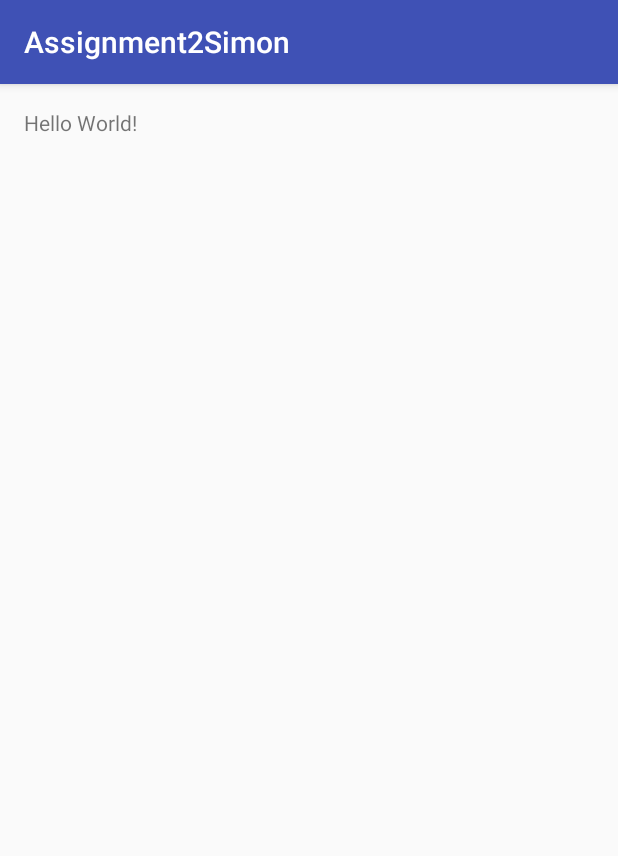
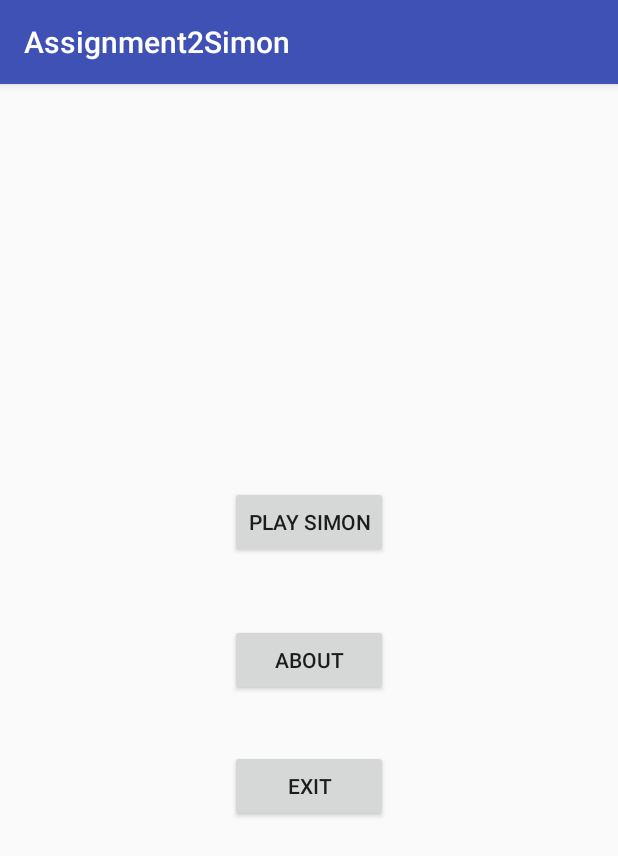
Before and after one commit to tbcrozier/Assignment2Simon, an Android app: the screen it shows after launch (Start), on a phone screen of 412 x 824 dp. Shown: the top 856 px of the screen. Run offline under Robolectric (Android 15) with nearby library versions, the phone set to English and light mode, and no system bars.

Commit message:
Some BoilerPlate

```diff
--- a/app/src/main/java/com/davidroach/assignment2simon/Start.java
+++ b/app/src/main/java/com/davidroach/assignment2simon/Start.java
@@ -2,12 +2,50 @@ package com.davidroach.assignment2simon;
 
 import android.support.v7.app.AppCompatActivity;
 import android.os.Bundle;
+import android.view.View;
+import android.content.Intent;
+import android.view.Window;
 
 public class Start extends AppCompatActivity {
 
     @Override
     protected void onCreate(Bundle savedInstanceState) {
         super.onCreate(savedInstanceState);
+
+        /* Disable title bar */
+        this.requestWindowFeature(Window.FEATURE_NO_TITLE);
         setContentView(R.layout.activity_start);
+
+        //Setup button call backs
+
+        findViewById(R.id.play_button).setOnClickListener(new View.OnClickListener() {
+            @Override
+            public void onClick(View v) {
+                //Go to GameActivity
+                Intent intent = new Intent(getApplicationContext(), GameActivity.class);
+                startActivity(intent);
+            }
+        });
+
+        findViewById(R.id.about_button).setOnClickListener(new View.OnClickListener() {
+            @Override
+            public void onClick(View v) {
+                //go to about
+                Intent intent = new Intent(getApplicationContext(), AboutActvity.class);
+                startActivity(intent);
+
+            }
+        });
+
+        findViewById(R.id.exit_button).setOnClickListener(new View.OnClickListener() {
+            @Override
+            public void onClick(View v) {
+                //Exit App
+                Intent intent = new Intent(Intent.ACTION_MAIN);
+                intent.addCategory(Intent.CATEGORY_HOME);
+                intent.setFlags(Intent.FLAG_ACTIVITY_NEW_TASK);
+                startActivity(intent);
+            }
+        });
     }
 }
--- a/app/src/main/res/layout/activity_game.xml
+++ b/app/src/main/res/layout/activity_game.xml
@@ -10,8 +10,4 @@
     android:paddingTop="@dimen/activity_vertical_margin"
     tools:context="com.davidroach.assignment2simon.Start">
 
-    <TextView
-        android:layout_width="wrap_content"
-        android:layout_height="wrap_content"
-        android:text="Hello World!" />
 </RelativeLayout>
--- a/app/src/main/res/layout/activity_start.xml
+++ b/app/src/main/res/layout/activity_start.xml
@@ -10,8 +10,31 @@
     android:paddingTop="@dimen/activity_vertical_margin"
     tools:context="com.davidroach.assignment2simon.Start">
 
-    <TextView
+    <Button
+        android:text="Exit"
         android:layout_width="wrap_content"
         android:layout_height="wrap_content"
-        android:text="Hello World!" />
+        android:layout_below="@+id/about_button"
+        android:layout_alignEnd="@+id/about_button"
+        android:layout_marginTop="36dp"
+        android:id="@+id/exit_button"
+        android:layout_alignStart="@+id/about_button" />
+
+    <Button
+        android:text="About"
+        android:layout_width="wrap_content"
+        android:layout_height="wrap_content"
+        android:id="@+id/about_button"
+        android:layout_centerVertical="true"
+        android:layout_alignEnd="@+id/play_button"
+        android:layout_alignStart="@+id/play_button" />
+
+    <Button
+        android:text="Play Simon"
+        android:layout_width="wrap_content"
+        android:layout_height="wrap_content"
+        android:id="@+id/play_button"
+        android:layout_marginBottom="44dp"
+        android:layout_above="@+id/about_button"
+        android:layout_centerHorizontal="true" />
 </RelativeLayout>
```
Also changed, not shown: app/src/main/AndroidManifest.xml (+10 -5 lines), app/src/main/java/com/davidroach/assignment2simon/GameActivity.java (+15 -0 lines).
